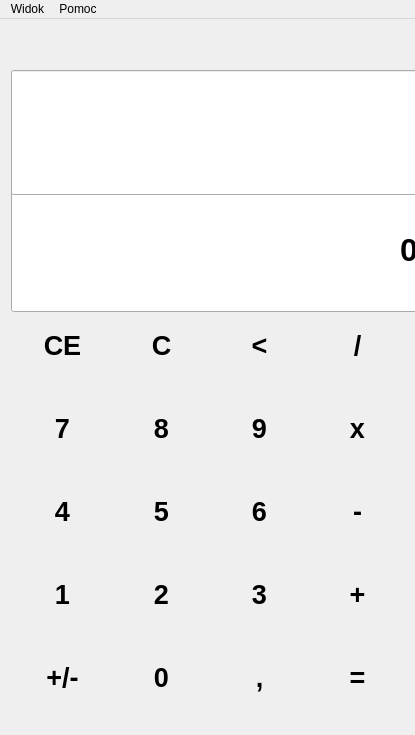
Old version of the form calculator.ui in the repository Codemaster-John/Kalkulajtor.
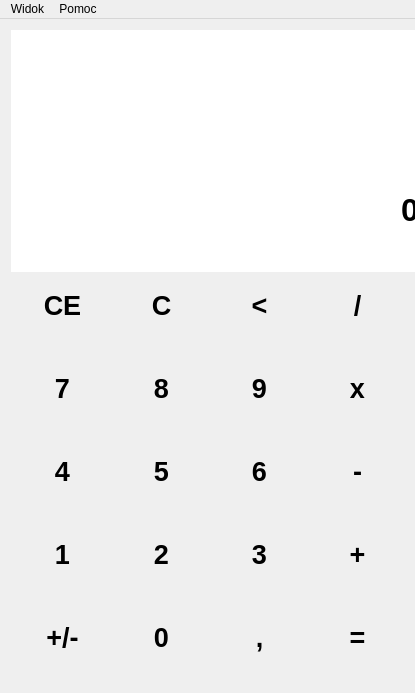
New version of the form. Icons and pictures are not drawn.

What changed in the file:
```diff
--- a/calculator.ui
+++ b/calculator.ui
@@ -7,13 +7,13 @@
     <x>0</x>
     <y>0</y>
     <width>415</width>
-    <height>735</height>
+    <height>693</height>
    </rect>
   </property>
   <property name="minimumSize">
    <size>
     <width>415</width>
-    <height>735</height>
+    <height>693</height>
    </size>
   </property>
   <property name="maximumSize">
@@ -30,7 +30,7 @@
     <property name="geometry">
      <rect>
       <x>0</x>
-      <y>40</y>
+      <y>0</y>
       <width>415</width>
       <height>671</height>
      </rect>
@@ -588,6 +588,9 @@
      </item>
      <item row="1" column="0" colspan="4">
       <widget class="QLineEdit" name="screen">
+       <property name="enabled">
+        <bool>true</bool>
+       </property>
        <property name="sizePolicy">
         <sizepolicy hsizetype="Expanding" vsizetype="Fixed">
          <horstretch>0</horstretch>
@@ -608,12 +611,27 @@
          <bold>true</bold>
         </font>
        </property>
+       <property name="mouseTracking">
+        <bool>true</bool>
+       </property>
+       <property name="focusPolicy">
+        <enum>Qt::StrongFocus</enum>
+       </property>
+       <property name="contextMenuPolicy">
+        <enum>Qt::DefaultContextMenu</enum>
+       </property>
+       <property name="autoFillBackground">
+        <bool>false</bool>
+       </property>
        <property name="text">
         <string>0</string>
        </property>
        <property name="maxLength">
         <number>15</number>
        </property>
+       <property name="frame">
+        <bool>false</bool>
+       </property>
        <property name="echoMode">
         <enum>QLineEdit::Normal</enum>
        </property>
@@ -645,9 +663,20 @@
          <height>125</height>
         </size>
        </property>
+       <property name="font">
+        <font>
+         <family>Arial</family>
+         <pointsize>24</pointsize>
+         <weight>75</weight>
+         <bold>true</bold>
+        </font>
+       </property>
        <property name="layoutDirection">
         <enum>Qt::LeftToRight</enum>
        </property>
+       <property name="frame">
+        <bool>false</bool>
+       </property>
        <property name="alignment">
         <set>Qt::AlignRight|Qt::AlignTrailing|Qt::AlignVCenter</set>
        </property>
```
Left out of the diff: 2 changed lines with no effect on the pictures.
